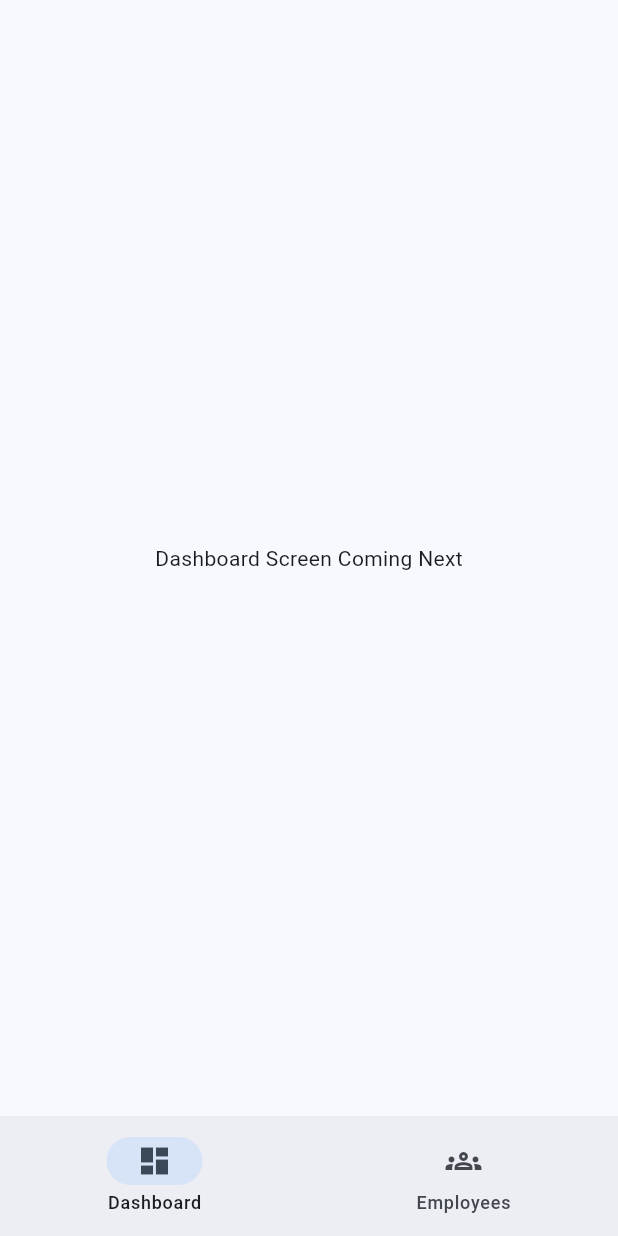
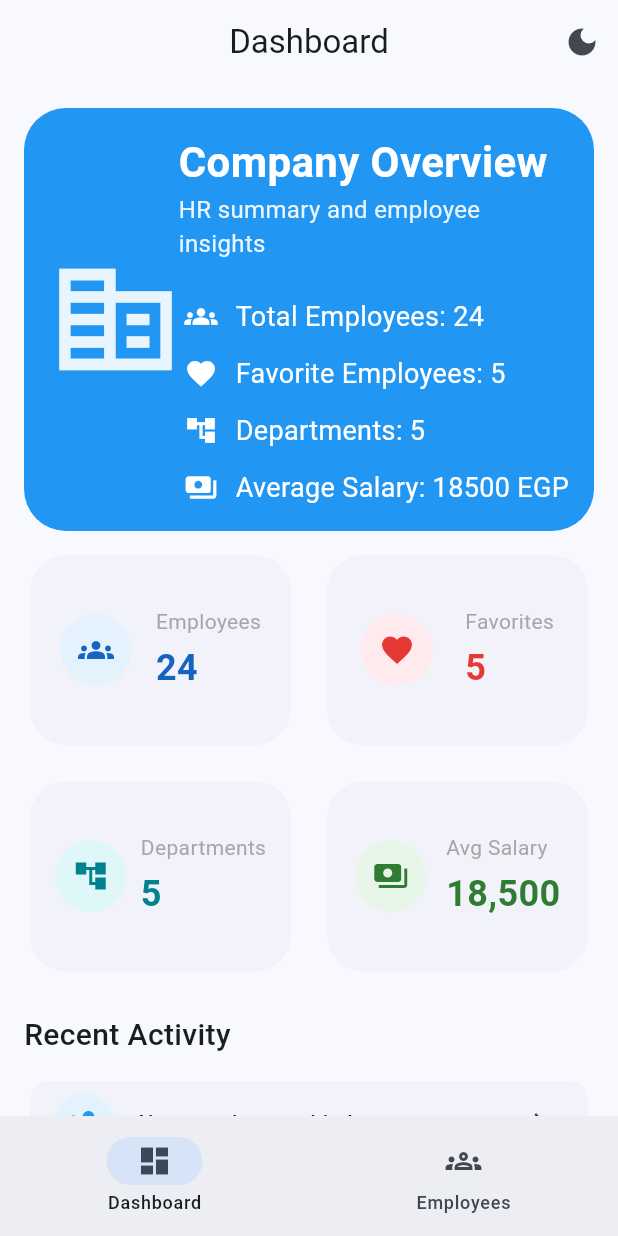
Before and after one commit to YoussefHanna64-bit/Tech-Company-Staff-Manager, a Flutter app: the screen it shows after launch, after a tap on "Login", on a phone screen of 412 x 824 dp. Run offline on Flutter 3.47's test engine with Material 3 defaults, Android fonts, the phone set to English and light mode, and no system bars; our stand-ins replace dio, flutter_bloc, sqflite; accounts and stored records are empty.

Commit message:
Feat: add dashboard page

```diff
--- a/lib/core/theme/app_colors.dart
+++ b/lib/core/theme/app_colors.dart
@@ -3,4 +3,15 @@ import 'package:flutter/material.dart';
 class AppColors {
   static const Color primary = Colors.blue;
   static const Color greyColor = Colors.grey;
+  static const Color whiteColor = Colors.white;
+  static const Color blackColor = Colors.black;
+  static const Color blueLight = Color(0xFFE3F2FD);
+  static const Color redLight = Color(0xFFFFEBEE);
+  static const Color tealLight = Color(0xFFE0F7FA);
+  static const Color greenLight = Color(0xFFE8F5E9);
+  static const Color blueDark = Color(0xFF1565C0);
+  static const Color red = Color(0xFFE53935);
+  static const Color teal = Color(0xFF00838F);
+  static const Color green = Color(0xFF2E7D32);
+
 }
--- a/lib/core/theme/app_text_styles.dart
+++ b/lib/core/theme/app_text_styles.dart
@@ -21,7 +21,7 @@ class AppTextStyles {
   static const TextStyle bold16White = TextStyle(
     fontSize: 16,
     fontWeight: FontWeight.w700,
-    color: Colors.white,
+    color: AppColors.whiteColor,
   );
 
   static const TextStyle medium14Primary = TextStyle(
@@ -29,4 +29,12 @@ class AppTextStyles {
     fontWeight: FontWeight.w500,
     color: AppColors.primary,
   );
+  static const TextStyle medium14Dark = TextStyle(
+    fontSize: 14,
+    fontWeight: FontWeight.w500,
+  );
+   static const TextStyle medium20Dark = TextStyle(
+    fontSize: 20,
+    fontWeight: FontWeight.w500,
+  );
 }
--- /dev/null
+++ b/lib/core/widgets/custom_app_bar.dart
@@ -0,0 +1,32 @@
+import 'package:flutter/material.dart';
+
+class CustomAppBar extends StatelessWidget implements PreferredSizeWidget {
+  final String title;
+  final bool isDark;
+  final ValueChanged<bool> onThemeChanged;
+  const CustomAppBar({
+    super.key,
+    required this.title,
+    required this.isDark,
+    required this.onThemeChanged,
+  });
+
+  @override
+  Widget build(BuildContext context) {
+    return AppBar(
+      centerTitle: true,
+      title: Text(title),
+      actions: [
+        IconButton(
+          icon: Icon(isDark ? Icons.light_mode : Icons.dark_mode),
+          onPressed: () {
+            onThemeChanged(!isDark);
+          },
+        ),
+      ],
+    );
+  }
+
+  @override
+  Size get preferredSize => Size.fromHeight(kToolbarHeight);
+}
--- /dev/null
+++ b/lib/features/dashboard/presentation/pages/dashboard_page.dart
@@ -0,0 +1,79 @@
+import 'package:flutter/material.dart';
+import 'package:staff_manager/core/theme/app_colors.dart';
+import 'package:staff_manager/core/widgets/custom_app_bar.dart';
+import 'package:staff_manager/features/dashboard/presentation/pages/widgets/company_overview_card%20.dart';
+import 'package:staff_manager/features/dashboard/presentation/pages/widgets/recent_activity_section.dart';
+import 'package:staff_manager/features/dashboard/presentation/pages/widgets/statistic_card.dart';
+
+class DashboardPage extends StatelessWidget {
+  final bool isDark;
+  final ValueChanged<bool> onThemeChanged;
+
+  const DashboardPage(
+      {super.key, required this.isDark, required this.onThemeChanged});
+
+  @override
+  Widget build(BuildContext context) {
+    return Scaffold(
+      appBar: CustomAppBar(
+          title: "Dashboard", isDark: isDark, onThemeChanged: onThemeChanged),
+      body: SafeArea(
+        child: SingleChildScrollView(
+          padding: const EdgeInsets.all(16.0),
+          child: Column(
+            crossAxisAlignment: CrossAxisAlignment.start,
+            children: [
+              CompanyOverviewCard(
+                totalEmployees: 24,
+                favoriteEmployees: 5,
+                departments: 5,
+                averageSalary: 18500,
+              ),
+              const SizedBox(height: 12),
+              GridView.count(
+                crossAxisCount: 2,
+                shrinkWrap: true,
+                physics: const NeverScrollableScrollPhysics(),
+                crossAxisSpacing: 16,
+                mainAxisSpacing: 16,
+                childAspectRatio: 1.35,
+                children: const [
+                  StatisticCard(
+                    title: "Employees",
+                    value: "24",
+                    icon: Icons.groups,
+                    iconColor: AppColors.blueDark,
+                    backgroundColor: AppColors.blueLight,
+                  ),
+                  StatisticCard(
+                    title: "Favorites",
+                    value: "5",
+                    icon: Icons.favorite,
+                    iconColor: AppColors.red,
+                    backgroundColor: AppColors.redLight,
+                  ),
+                  StatisticCard(
+                    title: "Departments",
+                    value: "5",
+                    icon: Icons.account_tree,
+                    iconColor: AppColors.teal,
+                    backgroundColor: AppColors.tealLight,
+                  ),
+                  StatisticCard(
+                    title: "Avg Salary",
+                    value: "18,500",
+                    icon: Icons.payments,
+                    iconColor: AppColors.green,
+                    backgroundColor: AppColors.greenLight,
+                  ),
+                ],
+              ),
+              const SizedBox(height: 24),
+              const RecentActivitySection(),
+            ],
+          ),
+        ),
+      ),
+    );
+  }
+}
--- /dev/null
+++ b/lib/features/dashboard/presentation/pages/widgets/activity_tile.dart
@@ -0,0 +1,37 @@
+import 'package:flutter/material.dart';
+import 'package:staff_manager/core/theme/app_text_styles.dart';
+
+class ActivityTile extends StatelessWidget {
+  final String title;
+  final IconData icon;
+  final Color iconColor;
+  final Color backgroundColor;
+
+  const ActivityTile(
+      {super.key,
+      required this.title,
+      required this.icon,
+      required this.iconColor,
+      required this.backgroundColor});
+
+  @override
+  Widget build(BuildContext context) {
+    return ListTile(
+      leading: CircleAvatar(
+        backgroundColor: backgroundColor,
+        child: Icon(
+          icon,
+          color: iconColor,
+        ),
+      ),
+      title: Text(
+        title,
+        style: AppTextStyles.medium14Dark,
+      ),
+      trailing: const Icon(
+        Icons.arrow_forward_ios,
+        size: 16,
+      ),
+    );
+  }
+}
--- /dev/null
+++ b/lib/features/dashboard/presentation/pages/widgets/company_overview_card .dart
@@ -0,0 +1,87 @@
+import 'package:flutter/material.dart';
+import 'package:staff_manager/core/theme/app_colors.dart';
+import 'package:staff_manager/features/dashboard/presentation/pages/widgets/info_row.dart';
+
+class CompanyOverviewCard extends StatelessWidget {
+  final int totalEmployees;
+  final int favoriteEmployees;
+  final int departments;
+  final double averageSalary;
+  const CompanyOverviewCard(
+      {super.key,
+      required this.totalEmployees,
+      required this.favoriteEmployees,
+      required this.departments,
+      required this.averageSalary});
+
+  @override
+  Widget build(BuildContext context) {
+    return Container(
+      width: double.infinity,
+      padding: const EdgeInsets.all(16),
+      decoration: BoxDecoration(
+        borderRadius: BorderRadius.circular(28),
+        color: AppColors.primary,
+      ),
+      child: Row(
+        children: [
+          Expanded(
+            flex: 2,
+            child: Padding(
+              padding: const EdgeInsets.only(right: 12),
+              child: Icon(
+                Icons.corporate_fare,
+                size: 90,
+                color: AppColors.whiteColor.withValues(alpha: .9),
+              ),
+            ),
+          ),
+          Expanded(
+            flex: 6,
+            child: Column(
+              crossAxisAlignment: CrossAxisAlignment.start,
+              children: [
+                const Text(
+                  "Company Overview",
+                  style: TextStyle(
+                    color: AppColors.whiteColor,
+                    fontSize: 28,
+                    fontWeight: FontWeight.bold,
+                  ),
+                ),
+                Text(
+                  "HR summary and employee insights",
+                  style: TextStyle(
+                    color: AppColors.whiteColor.withValues(alpha: .9),
+                    fontSize: 16,
+                  ),
+                ),
+                const SizedBox(height: 24),
+                InfoRow(
+                  icon: Icons.groups,
+                  text: "Total Employees: $totalEmployees",
+                ),
+                const SizedBox(height: 12),
+                InfoRow(
+                  icon: Icons.favorite,
+                  text: "Favorite Employees: $favoriteEmployees",
+                ),
+                const SizedBox(height: 12),
+                InfoRow(
+                  icon: Icons.account_tree,
+                  text: "Departments: $departments",
+                ),
+                const SizedBox(height: 12),
+                InfoRow(
+                  icon: Icons.payments,
+                  text:
+                      "Average Salary: ${averageSalary.toStringAsFixed(0)} EGP",
+                ),
+              ],
+            ),
+          ),
+        ],
+      ),
+    );
+  }
+}
--- /dev/null
+++ b/lib/features/dashboard/presentation/pages/widgets/info_row.dart
@@ -0,0 +1,32 @@
+import 'package:flutter/material.dart';
+import 'package:staff_manager/core/theme/app_colors.dart';
+
+class InfoRow extends StatelessWidget {
+  final IconData icon;
+  final String text;
+  const InfoRow({super.key, required this.icon, required this.text});
+
+  @override
+  Widget build(BuildContext context) {
+    return Row(
+      children: [
+        const SizedBox(width: 4),
+        Icon(
+          icon,
+          color: AppColors.whiteColor,
+          size: 22,
+        ),
+        const SizedBox(width: 12),
+        Expanded(
+          child: Text(
+            text,
+            style: const TextStyle(
+              color: AppColors.whiteColor,
+              fontSize: 18,
+            ),
+          ),
+        ),
+      ],
+    );
+  }
+}
--- /dev/null
+++ b/lib/features/dashboard/presentation/pages/widgets/recent_activity_section.dart
@@ -0,0 +1,50 @@
+import 'package:flutter/material.dart';
+import 'package:staff_manager/core/theme/app_colors.dart';
+import 'package:staff_manager/core/theme/app_text_styles.dart';
+import 'package:staff_manager/features/dashboard/presentation/pages/widgets/activity_tile.dart';
+
+class RecentActivitySection extends StatelessWidget {
+  const RecentActivitySection({super.key});
+
+  @override
+  Widget build(BuildContext context) {
+    return Column(
+      crossAxisAlignment: CrossAxisAlignment.start,
+      children: [
+        Text(
+          "Recent Activity",
+          style: AppTextStyles.medium20Dark,
+        ),
+        SizedBox(height: 12),
+        Card(
+          elevation: 0,
+          child: Column(
+            crossAxisAlignment: CrossAxisAlignment.start,
+            children: const [
+              ActivityTile(
+                title: "New employee added",
+                icon: Icons.person_add,
+                iconColor: AppColors.primary,
+                backgroundColor: AppColors.blueLight,
+              ),
+              Divider(),
+              ActivityTile(
+                title: "Employee profile updated",
+                icon: Icons.edit,
+                iconColor: AppColors.green,
+                backgroundColor: AppColors.greenLight,
+              ),
+              Divider(),
+              ActivityTile(
+                title: "Employee removed from list",
+                icon: Icons.delete,
+                iconColor: AppColors.red,
+                backgroundColor: AppColors.redLight,
+              ),
+            ],
+          ),
+        ),
+      ],
+    );
+  }
+}
--- /dev/null
+++ b/lib/features/dashboard/presentation/pages/widgets/statistic_card.dart
@@ -0,0 +1,68 @@
+import 'package:flutter/material.dart';
+import 'package:staff_manager/core/theme/app_colors.dart';
+
+class StatisticCard extends StatelessWidget {
+  final String title;
+  final String value;
+  final IconData icon;
+  final Color iconColor;
+  final Color backgroundColor;
+
+  const StatisticCard({
+    super.key,
+    required this.title,
+    required this.value,
+    required this.icon,
+    required this.iconColor,
+    required this.backgroundColor,
+  });
+
+  @override
+  Widget build(BuildContext context) {
+    return Card(
+      elevation: 0,
+      shape: RoundedRectangleBorder(
+        borderRadius: BorderRadius.circular(24),
+      ),
+      child: Padding(
+        padding: const EdgeInsets.all(12),
+        child: Row(
+          mainAxisAlignment: MainAxisAlignment.spaceAround,
+          children: [
+            CircleAvatar(
+              radius: 24,
+              backgroundColor: backgroundColor,
+              child: Icon(
+                icon,
+                color: iconColor,
+                size: 24,
+              ),
+            ),
+            Column(
+              mainAxisAlignment: MainAxisAlignment.center,
+              crossAxisAlignment: CrossAxisAlignment.start,
+              children: [
+                Text(
+                  title,
+                  style: TextStyle(
+                    color: AppColors.greyColor.withValues(alpha: .9),
+                    fontSize: 14,
+                  ),
+                ),
+                const SizedBox(height: 4),
+                Text(
+                  value,
+                  style: TextStyle(
+                    color: iconColor,
+                    fontSize: 24,
+                    fontWeight: FontWeight.bold,
+                  ),
+                ),
+              ],
+            ),
+          ],
+        ),
+      ),
+    );
+  }
+}
--- a/lib/features/main_layout/presentation/app_shell.dart
+++ b/lib/features/main_layout/presentation/app_shell.dart
@@ -1,4 +1,5 @@
 import 'package:flutter/material.dart';
+import 'package:staff_manager/features/dashboard/presentation/pages/dashboard_page.dart';
 
 class AppShell extends StatefulWidget {
   final bool isDark;
@@ -17,7 +18,10 @@ class _AppShellState extends State<AppShell> {
   @override
   Widget build(BuildContext context) {
     final List<Widget> screens = [
-      const Center(child: Text("Dashboard Screen Coming Next")),
+      DashboardPage(
+        isDark: widget.isDark,
+        onThemeChanged: widget.onThemeChanged,
+      ),
       const Center(child: Text("Employees Screen Coming Next")),
     ];
 
```
